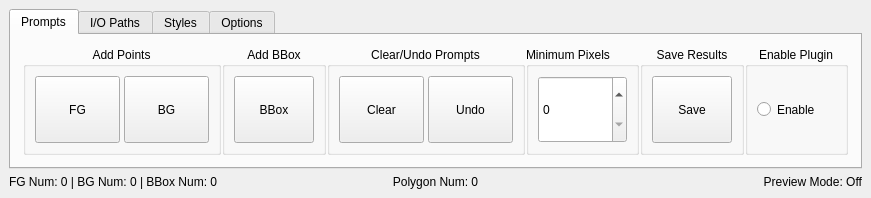
coolzhao/Geo-SAM, file ui/Selector.ui: the form before one commit.
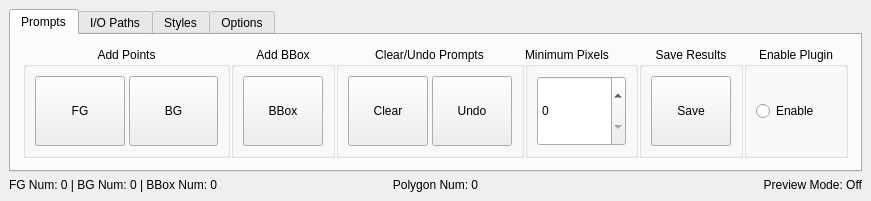
The form after the commit. Custom widgets are drawn as their Qt base class.

What changed in the file:
```diff
--- a/ui/Selector.ui
+++ b/ui/Selector.ui
@@ -7,7 +7,7 @@
     <x>0</x>
     <y>0</y>
     <width>871</width>
-    <height>198</height>
+    <height>201</height>
    </rect>
   </property>
   <property name="sizePolicy">
@@ -45,8 +45,8 @@
        <attribute name="title">
         <string>Prompts</string>
        </attribute>
-       <layout class="QVBoxLayout" name="verticalLayout_17">
-        <item>
+       <layout class="QGridLayout" name="gridLayout">
+        <item row="0" column="0">
          <widget class="QFrame" name="Top">
           <property name="sizePolicy">
            <sizepolicy hsizetype="Preferred" vsizetype="Preferred">
@@ -69,7 +69,7 @@
           <property name="toolTip">
            <string/>
           </property>
-          <layout class="QHBoxLayout" name="horizontalLayout_2" stretch="6,3,6,2,3,3">
+          <layout class="QHBoxLayout" name="horizontalLayout_2" stretch="6,3,0,0,3,3">
            <property name="spacing">
             <number>1</number>
            </property>
@@ -313,7 +313,7 @@
               <set>Qt::AlignHCenter|Qt::AlignTop</set>
              </property>
              <layout class="QGridLayout" name="gridLayout_3">
-              <item row="0" column="0">
+              <item row="0" column="1">
                <widget class="QPushButton" name="pushButton_save">
                 <property name="sizePolicy">
                  <sizepolicy hsizetype="Preferred" vsizetype="Preferred">
```
Left out of the diff: 6 changed lines with no effect on the pictures.
